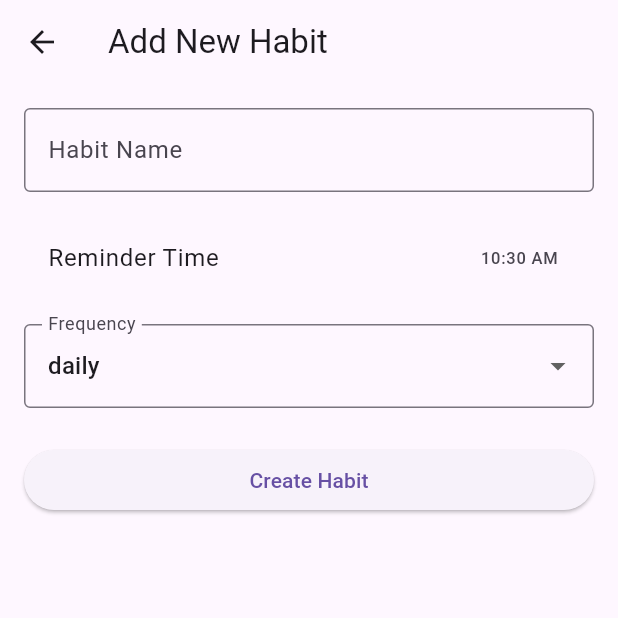
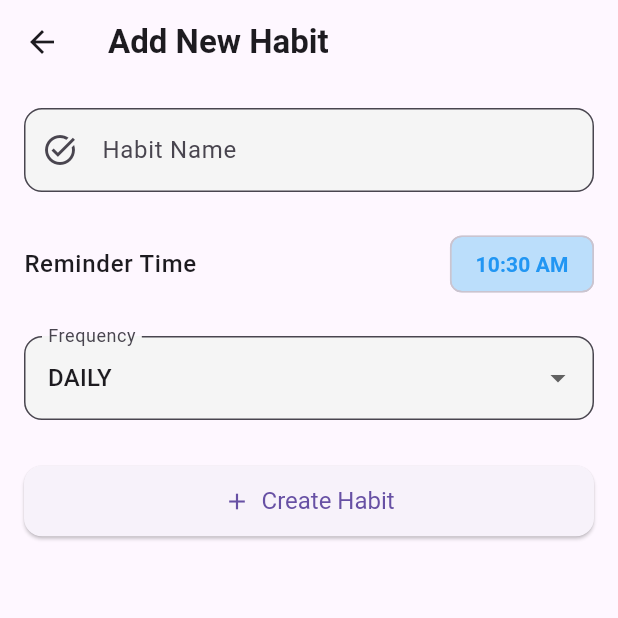
Before and after one commit to SudipThapa-Arc/Habitos, a Flutter app: the AddHabitScreen screen opened directly, on a phone screen of 412 x 824 dp, the top half of it. Run offline on Flutter 3.47's test engine with Material 3 defaults, Android fonts, the phone set to English and light mode, and no system bars; our stand-ins replace hive, hive_flutter; accounts and stored records are empty.

Commit message:
UI update

```diff
--- a/lib/providers/habit_provider.dart
+++ b/lib/providers/habit_provider.dart
@@ -34,7 +34,8 @@ class HabitProvider extends ChangeNotifier {
   }
 
   void deleteHabit(Habit habit) {
-    habit.delete();
+    // Remove the habit from Hive
+    _habitBox.delete(habit.key);
     notifyListeners();
   }
 
--- a/lib/screens/add_habit_screen.dart
+++ b/lib/screens/add_habit_screen.dart
@@ -7,7 +7,6 @@ class AddHabitScreen extends StatefulWidget {
   const AddHabitScreen({super.key});
 
   @override
-  // ignore: library_private_types_in_public_api
   _AddHabitScreenState createState() => _AddHabitScreenState();
 }
 
@@ -21,18 +20,27 @@ class _AddHabitScreenState extends State<AddHabitScreen> {
   Widget build(BuildContext context) {
     return Scaffold(
       appBar: AppBar(
-        title: const Text('Add New Habit'),
+        title: const Text(
+          'Add New Habit',
+          style: TextStyle(fontWeight: FontWeight.bold),
+        ),
       ),
-      body: Padding(
+      body: SingleChildScrollView(
         padding: const EdgeInsets.all(16.0),
         child: Form(
           key: _formKey,
-          child: ListView(
+          child: Column(
+            crossAxisAlignment: CrossAxisAlignment.stretch,
             children: [
               TextFormField(
-                decoration: const InputDecoration(
+                decoration: InputDecoration(
                   labelText: 'Habit Name',
-                  border: OutlineInputBorder(),
+                  border: OutlineInputBorder(
+                    borderRadius: BorderRadius.circular(12),
+                  ),
+                  filled: true,
+                  fillColor: Colors.grey[100],
+                  prefixIcon: const Icon(Icons.task_alt),
                 ),
                 validator: (value) {
                   if (value == null || value.isEmpty) {
@@ -42,23 +50,45 @@ class _AddHabitScreenState extends State<AddHabitScreen> {
                 },
                 onSaved: (value) => _habitName = value!,
               ),
-              const SizedBox(height: 16),
+              const SizedBox(height: 20),
               ListTile(
-                title: const Text('Reminder Time'),
-                trailing: Text(_reminderTime.format(context)),
-                onTap: _selectTime,
+                contentPadding: const EdgeInsets.symmetric(horizontal: 0),
+                title: const Text(
+                  'Reminder Time',
+                  style: TextStyle(fontSize: 16, fontWeight: FontWeight.w500),
+                ),
+                trailing: GestureDetector(
+                  onTap: _selectTime,
+                  child: Chip(
+                    backgroundColor: Colors.blue[100],
+                    label: Text(
+                      _reminderTime.format(context),
+                      style: const TextStyle(
+                        color: Colors.blue,
+                        fontWeight: FontWeight.bold,
+                      ),
+                    ),
+                  ),
+                ),
               ),
-              const SizedBox(height: 16),
+              const SizedBox(height: 20),
               DropdownButtonFormField<HabitFrequency>(
                 value: _frequency,
-                decoration: const InputDecoration(
+                decoration: InputDecoration(
                   labelText: 'Frequency',
-                  border: OutlineInputBorder(),
+                  border: OutlineInputBorder(
+                    borderRadius: BorderRadius.circular(12),
+                  ),
+                  filled: true,
+                  fillColor: Colors.grey[100],
                 ),
                 items: HabitFrequency.values
                     .map((freq) => DropdownMenuItem(
                           value: freq,
-                          child: Text(freq.toString().split('.').last),
+                          child: Text(
+                            freq.toString().split('.').last.toUpperCase(),
+                            style: const TextStyle(fontSize: 16),
+                          ),
                         ))
                     .toList(),
                 onChanged: (value) {
@@ -69,10 +99,18 @@ class _AddHabitScreenState extends State<AddHabitScreen> {
                   }
                 },
               ),
-              const SizedBox(height: 24),
-              ElevatedButton(
+              const SizedBox(height: 30),
+              ElevatedButton.icon(
                 onPressed: _saveHabit,
-                child: const Text('Create Habit'),
+                icon: const Icon(Icons.add),
+                label: const Text('Create Habit'),
+                style: ElevatedButton.styleFrom(
+                  padding: const EdgeInsets.symmetric(vertical: 14),
+                  textStyle: const TextStyle(fontSize: 16),
+                  shape: RoundedRectangleBorder(
+                    borderRadius: BorderRadius.circular(12),
+                  ),
+                ),
               ),
             ],
           ),
```
Also changed, not shown: lib/screens/home_screen.dart (+39 -8 lines).
